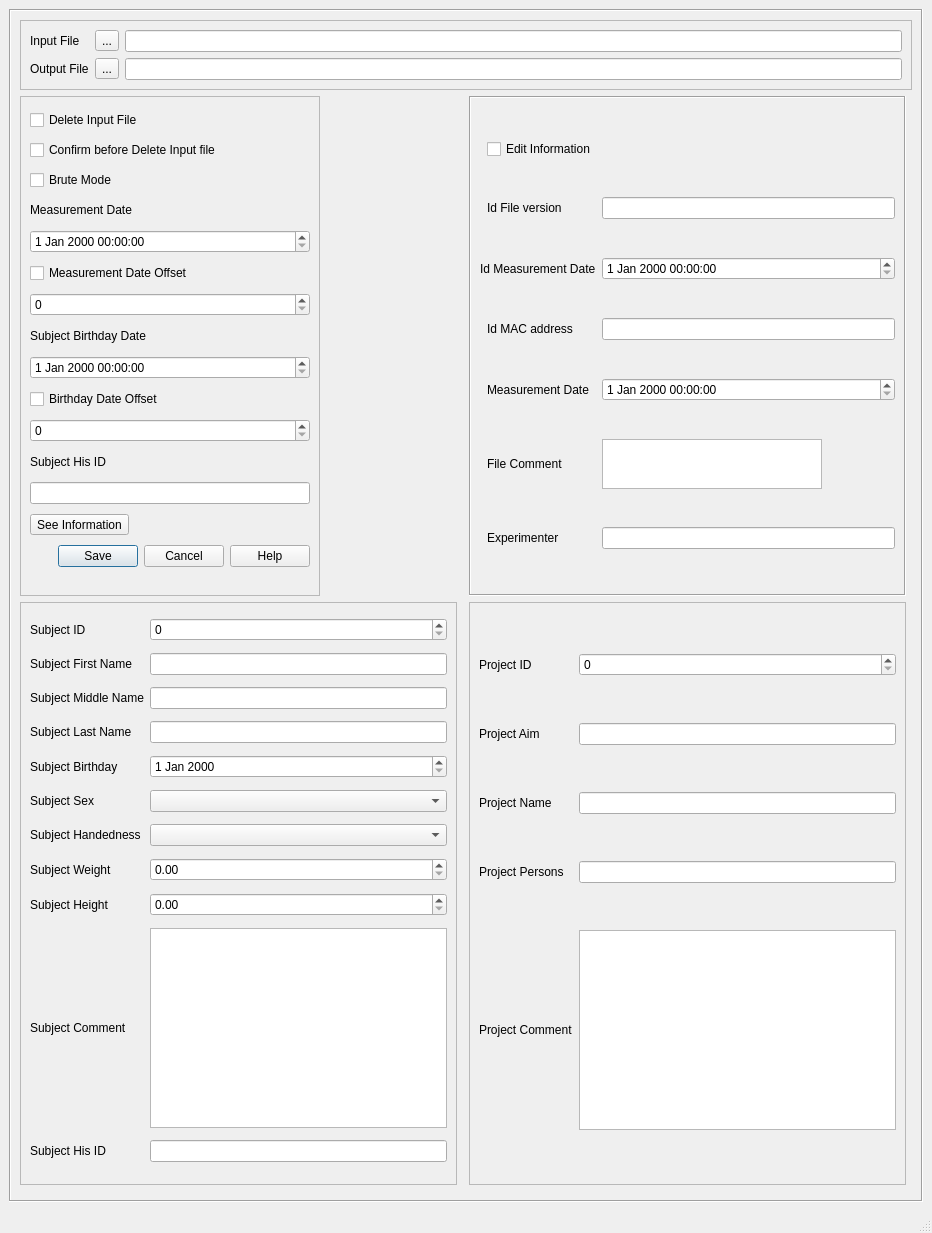
Qt form applications/mne_anonymize/mainwindow.ui (mne-tools/mne-cpp) before a commit.
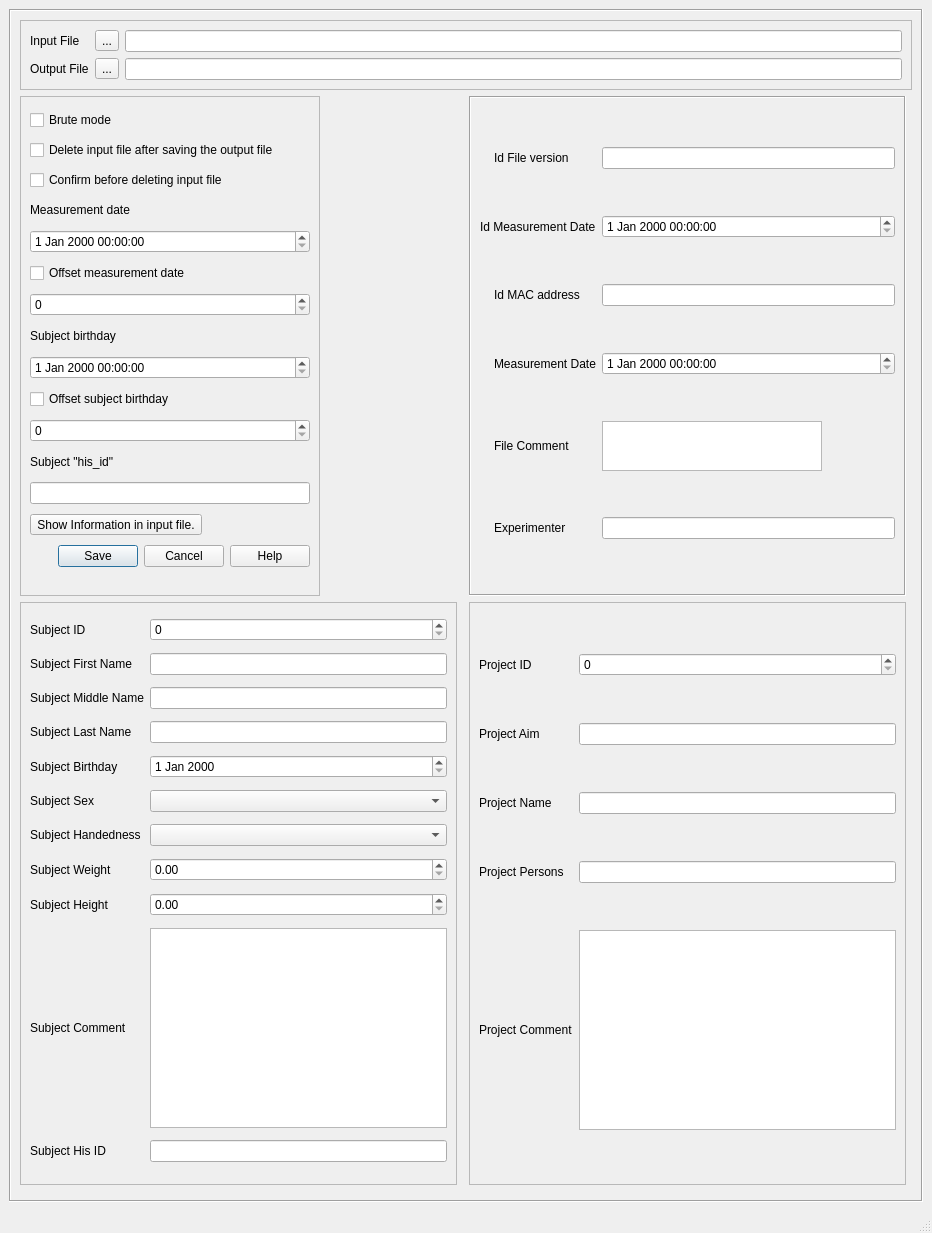
The same form after that commit.

```diff
--- a/applications/mne_anonymize/mainwindow.ui
+++ b/applications/mne_anonymize/mainwindow.ui
@@ -108,33 +108,41 @@
             </rect>
            </property>
            <layout class="QGridLayout" name="gridLayout_5">
-            <item row="3" column="2">
-             <widget class="QDateTimeEdit" name="dateTimeIdMeasurementDateExtra"/>
-            </item>
-            <item row="5" column="1">
+            <item row="4" column="1">
              <widget class="QLabel" name="labelMACAddressExtra">
               <property name="text">
                <string>Id MAC address</string>
               </property>
              </widget>
             </item>
-            <item row="7" column="2">
-             <widget class="QDateTimeEdit" name="dateTimeFileMeasurementDateExtra"/>
-            </item>
-            <item row="9" column="2">
-             <widget class="QLineEdit" name="lineEditExperimenterExtra"/>
-            </item>
-            <item row="2" column="2">
+            <item row="1" column="2">
              <widget class="QLineEdit" name="lineEditFileVersionExtra"/>
             </item>
-            <item row="9" column="1">
+            <item row="1" column="1">
+             <widget class="QLabel" name="labelFileVersionExtra">
+              <property name="text">
+               <string>Id File version</string>
+              </property>
+             </widget>
+            </item>
+            <item row="8" column="1">
              <widget class="QLabel" name="labelExperimenterExtra">
               <property name="text">
                <string>Experimenter</string>
               </property>
              </widget>
             </item>
-            <item row="8" column="2">
+            <item row="7" column="1">
+             <widget class="QLabel" name="labelFileCommentExtra">
+              <property name="text">
+               <string>File Comment</string>
+              </property>
+             </widget>
+            </item>
+            <item row="4" column="2">
+             <widget class="QLineEdit" name="lineEditMACAddressExtra"/>
+            </item>
+            <item row="7" column="2">
              <widget class="QPlainTextEdit" name="plainTextFileCommentExtra">
               <property name="maximumSize">
                <size>
@@ -144,41 +152,26 @@
               </property>
              </widget>
             </item>
-            <item row="8" column="1">
-             <widget class="QLabel" name="labelFileCommentExtra">
-              <property name="text">
-               <string>File Comment</string>
-              </property>
-             </widget>
+            <item row="2" column="2">
+             <widget class="QDateTimeEdit" name="dateTimeIdMeasurementDateExtra"/>
             </item>
-            <item row="2" column="1">
-             <widget class="QLabel" name="labelFileVersionExtra">
-              <property name="text">
-               <string>Id File version</string>
-              </property>
-             </widget>
-            </item>
-            <item row="7" column="1">
-             <widget class="QLabel" name="labelMeasurementDateExtra">
-              <property name="text">
-               <string>Measurement Date</string>
-              </property>
-             </widget>
-            </item>
-            <item row="5" column="2">
-             <widget class="QLineEdit" name="lineEditMACAddressExtra"/>
-            </item>
-            <item row="3" column="0" colspan="2">
+            <item row="2" column="0" colspan="2">
              <widget class="QLabel" name="labelIdMeasurementDateExtra">
               <property name="text">
                <string>Id Measurement Date</string>
               </property>
              </widget>
             </item>
-            <item row="1" column="1">
-             <widget class="QCheckBox" name="checkBoxEditExtra">
+            <item row="8" column="2">
+             <widget class="QLineEdit" name="lineEditExperimenterExtra"/>
+            </item>
+            <item row="6" column="2">
+             <widget class="QDateTimeEdit" name="dateTimeFileMeasurementDateExtra"/>
+            </item>
+            <item row="6" column="1">
+             <widget class="QLabel" name="labelMeasurementDateExtra">
               <property name="text">
-               <string>Edit Information</string>
+               <string>Measurement Date</string>
               </property>
              </widget>
             </item>
@@ -460,18 +453,28 @@
            <enum>QFrame::Raised</enum>
           </property>
           <layout class="QGridLayout" name="gridLayout_3">
-           <item row="9" column="1">
+           <item row="6" column="1">
+            <widget class="QCheckBox" name="checkBoxMeasurementDateOffset">
+             <property name="text">
+              <string>Offset measurement date</string>
+             </property>
+            </widget>
+           </item>
+           <item row="10" column="1">
             <widget class="QCheckBox" name="checkBoxBirthdayDateOffset">
              <property name="text">
-              <string>Birthday Date Offset</string>
+              <string>Offset subject birthday</string>
              </property>
             </widget>
            </item>
-           <item row="6" column="1">
-            <widget class="QSpinBox" name="spinBoxMeasurementDateOffset"/>
-           </item>
            <item row="11" column="1">
-            <widget class="QLabel" name="labelSubjectHisId">
+            <widget class="QSpinBox" name="spinBoxBirthdayDateOffset"/>
+           </item>
+           <item row="9" column="1">
+            <widget class="QDateTimeEdit" name="dateTimeBirthdayDate"/>
+           </item>
+           <item row="4" column="1">
+            <widget class="QLabel" name="labelMeasDate">
              <property name="maximumSize">
               <size>
                <width>16777215</width>
@@ -479,89 +482,79 @@
               </size>
              </property>
              <property name="text">
-              <string>Subject His ID</string>
+              <string>Measurement date</string>
              </property>
             </widget>
            </item>
-           <item row="1" column="1">
+           <item row="2" column="1">
             <widget class="QCheckBox" name="checkBoxAvoidDeleteConfirmation">
              <property name="text">
-              <string>Confirm before Delete Input file</string>
+              <string>Confirm before deleting input file</string>
              </property>
             </widget>
            </item>
-           <item row="7" column="1">
-            <widget class="QLabel" name="labelSubjectBirthday">
-             <property name="maximumSize">
-              <size>
-               <width>16777215</width>
-               <height>20</height>
-              </size>
-             </property>
+           <item row="1" column="1">
+            <widget class="QCheckBox" name="checkBoxDeleteInputFile">
              <property name="text">
-              <string>Subject Birthday Date</string>
+              <string>Delete input file after saving the output file</string>
              </property>
             </widget>
            </item>
-           <item row="4" column="1">
-            <widget class="QDateTimeEdit" name="dateTimeMeasurementDate"/>
+           <item row="13" column="1">
+            <widget class="QLineEdit" name="lineEditSubjectHisId"/>
            </item>
-           <item row="14" column="1">
+           <item row="15" column="1">
             <widget class="QDialogButtonBox" name="buttonMenu">
              <property name="standardButtons">
               <set>QDialogButtonBox::Cancel|QDialogButtonBox::Help|QDialogButtonBox::Save</set>
              </property>
             </widget>
            </item>
-           <item row="2" column="1">
-            <widget class="QCheckBox" name="checkBoxBruteMode">
-             <property name="text">
-              <string>Brute Mode</string>
-             </property>
-            </widget>
-           </item>
-           <item row="13" column="1">
+           <item row="14" column="1">
             <widget class="QToolButton" name="seeExtraInfoButton">
              <property name="text">
-              <string>See Information</string>
-             </property>
-            </widget>
-           </item>
-           <item row="8" column="1">
-            <widget class="QDateTimeEdit" name="dateTimeBirthdayDate"/>
-           </item>
-           <item row="3" column="1">
-            <widget class="QLabel" name="labelMeasDate">
-             <property name="maximumSize">
-              <size>
-               <width>16777215</width>
-               <height>20</height>
-              </size>
-             </property>
-             <property name="text">
-              <string>Measurement Date</string>
-             </property>
-            </widget>
-           </item>
-           <item row="10" column="1">
-            <widget class="QSpinBox" name="spinBoxBirthdayDateOffset"/>
-           </item>
-           <item row="0" column="1">
-            <widget class="QCheckBox" name="checkBoxDeleteInputFile">
-             <property name="text">
-              <string>Delete Input File</string>
-             </property>
-            </widget>
-           </item>
-           <item row="5" column="1">
-            <widget class="QCheckBox" name="checkBoxMeasurementDateOffset">
-             <property name="text">
-              <string>Measurement Date Offset</string>
+              <string>Show Information in input file.</string>
              </property>
             </widget>
            </item>
            <item row="12" column="1">
-            <widget class="QLineEdit" name="lineEditSubjectHisId"/>
+            <widget class="QLabel" name="labelSubjectHisId">
+             <property name="maximumSize">
+              <size>
+               <width>16777215</width>
+               <height>20</height>
+              </size>
+             </property>
+             <property name="text">
+              <string>Subject &quot;his_id&quot;</string>
+             </property>
+            </widget>
+           </item>
+           <item row="8" column="1">
+            <widget class="QLabel" name="labelSubjectBirthday">
+             <property name="maximumSize">
+              <size>
+               <width>16777215</width>
+               <height>20</height>
+              </size>
+             </property>
+             <property name="text">
+              <string>Subject birthday</string>
+             </property>
+            </widget>
+           </item>
+           <item row="7" column="1">
+            <widget class="QSpinBox" name="spinBoxMeasurementDateOffset"/>
+           </item>
+           <item row="5" column="1">
+            <widget class="QDateTimeEdit" name="dateTimeMeasurementDate"/>
+           </item>
+           <item row="0" column="1">
+            <widget class="QCheckBox" name="checkBoxBruteMode">
+             <property name="text">
+              <string>Brute mode</string>
+             </property>
+            </widget>
            </item>
           </layout>
          </widget>
```
Left out of the diff: 1 changed line with no effect on the pictures.
